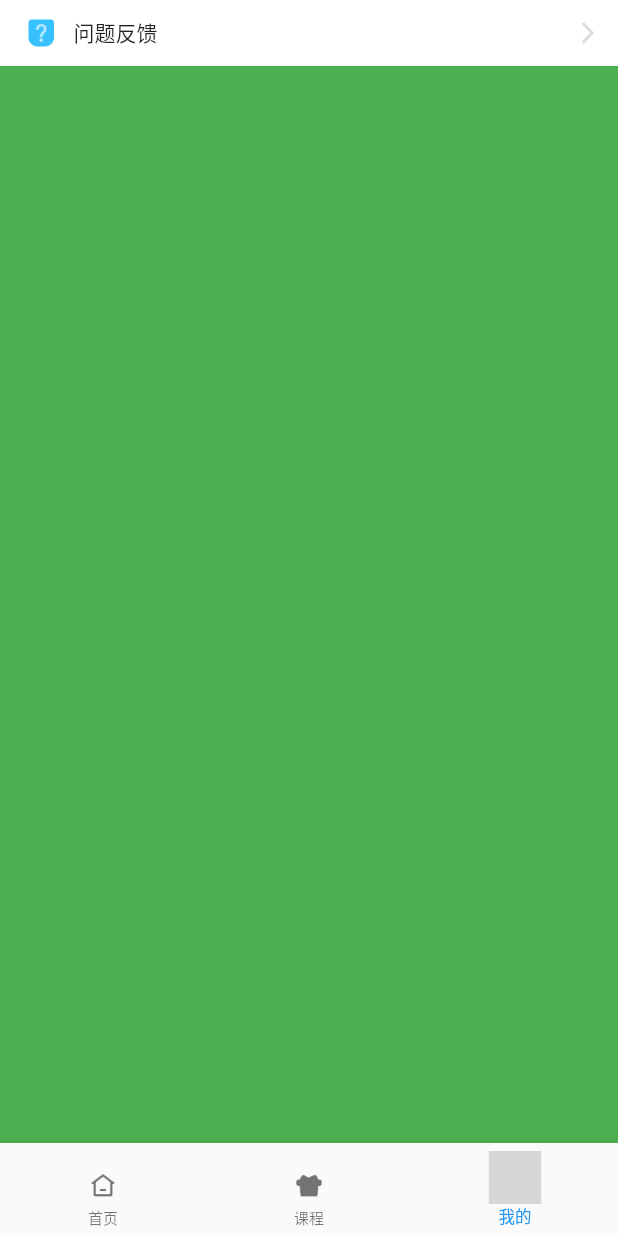
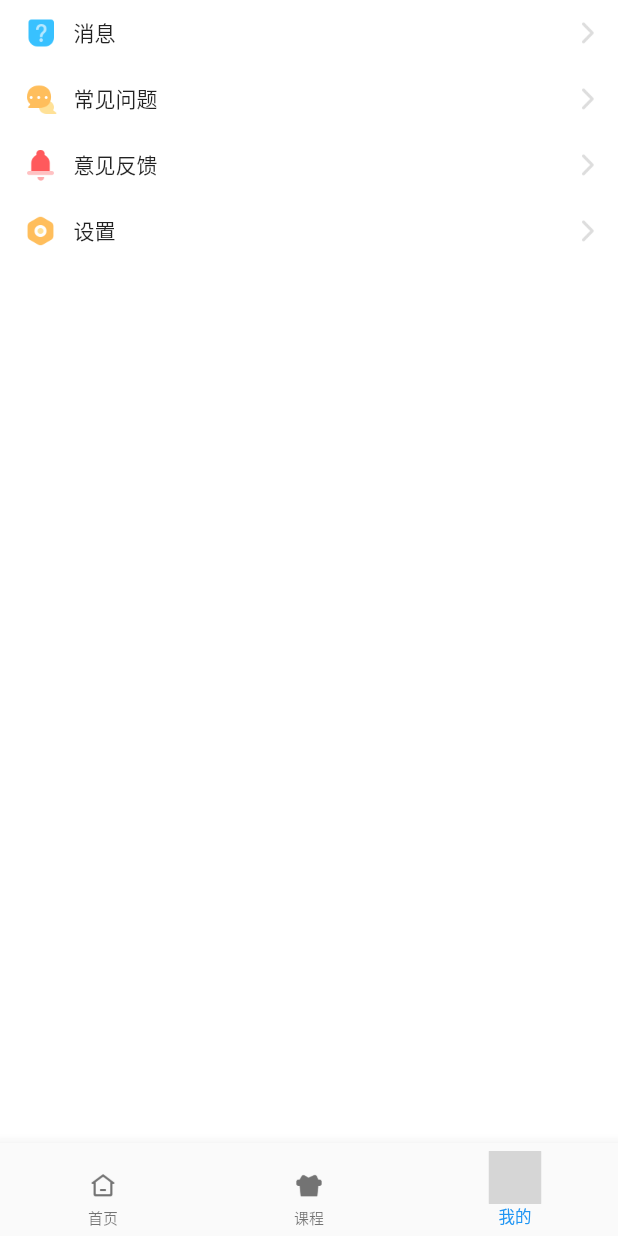
Before and after one commit to Jiuaim/FlutterFun, a Flutter app: the screen it shows after launch, on a phone screen of 412 x 824 dp. Run offline on Flutter 3.47's test engine with Material 2 defaults, Android fonts, the phone set to English and light mode, and no system bars; missing offline and left inert: svgaplayer_flutter; grey boxes are pictures that could not be loaded.

Commit message:
common cell

```diff
--- a/lib/xt_commonCell.dart
+++ b/lib/xt_commonCell.dart
@@ -1,11 +1,17 @@
 import 'package:flutter/material.dart';
 
 class XTCommonCell extends StatefulWidget {
+  const XTCommonCell(this.imgPath , this.text);
+
+  final String imgPath;
+  final String text;
+
   @override
   State<StatefulWidget> createState() => new XTCommonCellState();
 }
 
 class XTCommonCellState extends State<XTCommonCell> {
+
     @override
     Widget build(BuildContext context) {
       return Container(
@@ -17,11 +23,11 @@ class XTCommonCellState extends State<XTCommonCell> {
                   children: <Widget>[
                     Container(
                       padding: EdgeInsets.only(left: 15),
-                      child: Image.asset("assets/profile/ic_profile_faq.png"),
+                      child: Image.asset(widget.imgPath),
                     ),
                     Container(
                       padding: EdgeInsets.only(left: 10),
-                      child: Text("问题反馈"),
+                      child: Text(widget.text),
                     ),
                   ],
                 ),
--- a/lib/xt_profile.dart
+++ b/lib/xt_profile.dart
@@ -3,7 +3,7 @@ import 'package:testapp/xt_commonCell.dart';
 
 class XTProfile extends StatelessWidget {
   final topBar = AppBar(
-    backgroundColor: Color(0xffff0000),
+    backgroundColor: Color(0xffffffff),
     centerTitle: true,
     elevation: 1.0,
     leading: Icon(Icons.camera_alt),
@@ -14,12 +14,23 @@ class XTProfile extends StatelessWidget {
     ],
   );
 
+  final cellConfig = [{"imgPath": "assets/profile/ic_profile_faq.png", "text": "消息"},
+  {"imgPath": "assets/profile/ic_profile_feedBack.png", "text": "常见问题"},
+  {"imgPath": "assets/profile/ic_profile_message.png", "text": "意见反馈"},
+  {"imgPath": "assets/profile/ic_profile_setting.png", "text": "设置"},];
+
   @override
   Widget build(BuildContext context) {
     return Scaffold(
       appBar: null,
-      backgroundColor: Colors.green,
-      body: XTCommonCell(),
+      backgroundColor: Colors.white,
+      body: ListView.builder(
+        itemCount: cellConfig.length,
+        itemBuilder: (BuildContext context, int index) {
+          var config = cellConfig[index];
+          return XTCommonCell(config["imgPath"], config["text"]);
+        },
+      )//XTCommonCell(),
     );
   }
 }
```
